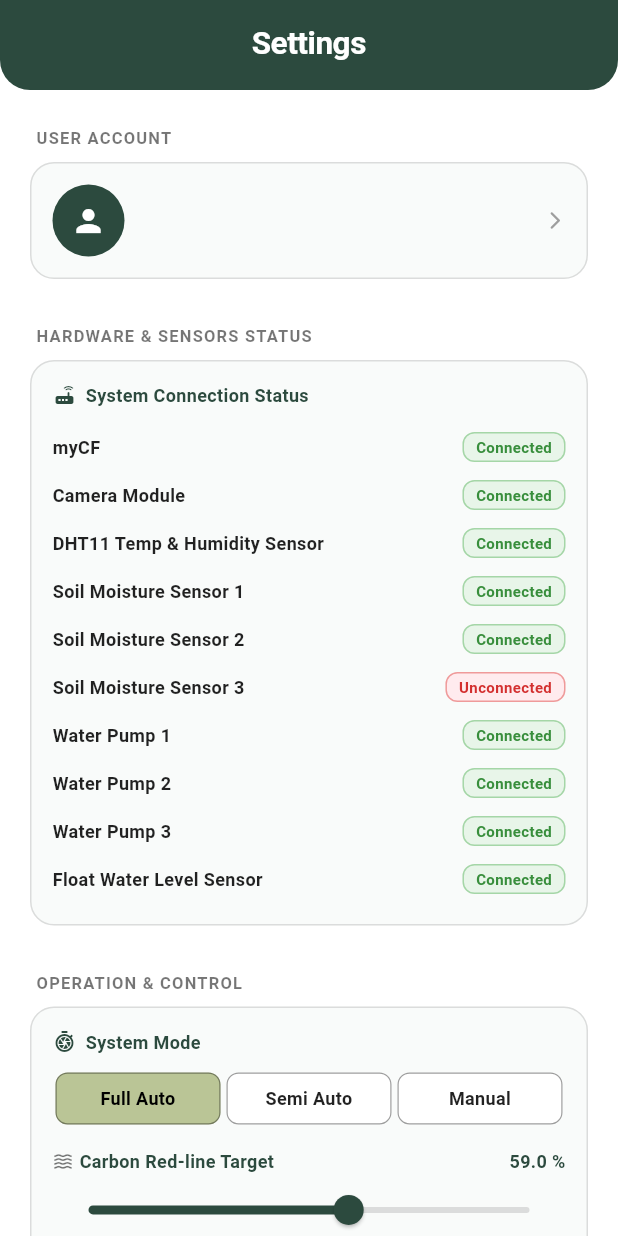
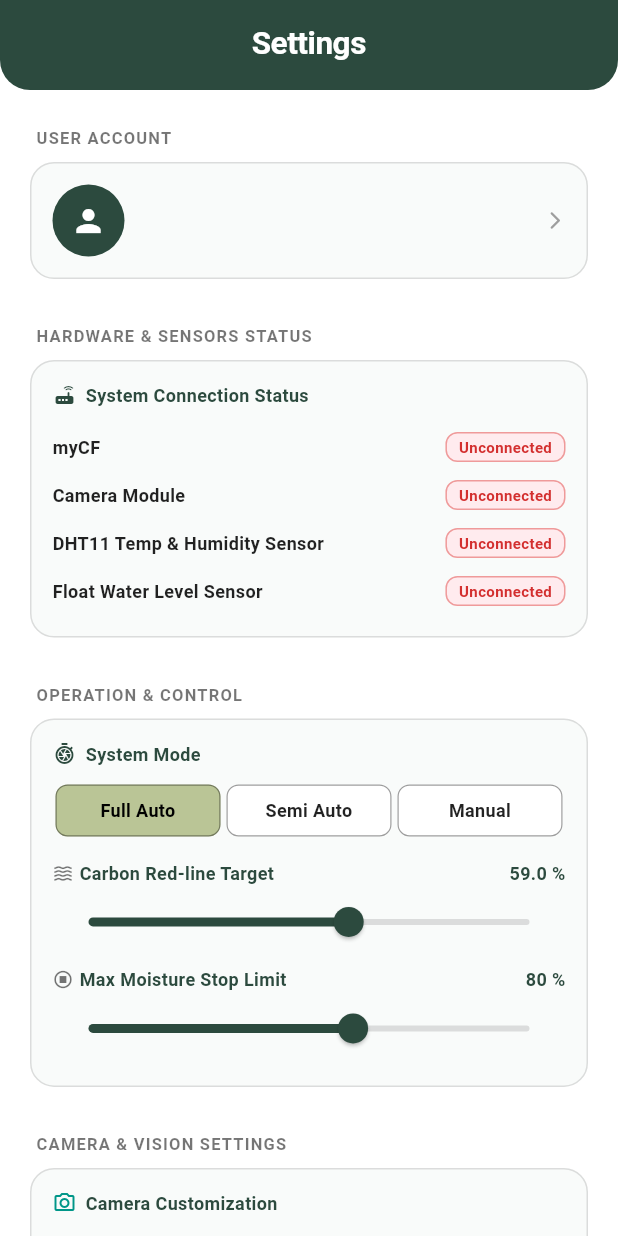
Before and after one commit to XY-00/mycf2, a Flutter app: the SettingScreen screen opened directly, on a phone screen of 412 x 824 dp. Run offline on Flutter 3.47's test engine with Material 3 defaults, Android fonts, the phone set to English and light mode, and no system bars; our stand-ins replace audioplayers, flutter_local_notifications, image_picker, share_plus, shared_preferences, supabase_flutter; missing offline and left inert: gal; accounts and stored records are empty.

Commit message:
fix: connect to hardware dht11

```diff
--- /dev/null
+++ b/lib/screens/hardware_status_manager.dart
@@ -0,0 +1,123 @@
+import 'dart:async';
+import 'package:flutter/material.dart';
+import 'package:supabase_flutter/supabase_flutter.dart';
+
+class HardwareStatusManager {
+  // 独立的动态连接状态变量（静态缓存，切页面不闪烁）
+  static bool isPiConnected = false;     // myCF (树莓派总开机状态)
+  static bool isDhtConnected = false;    // DHT11 传感器状态
+  static bool isFloatConnected = false;  // 浮子水位传感器状态
+
+  // 用于检测的缓存变量
+  static int _lastCheckedId = -1;
+  static int _unchangedCount = 0;
+  static Timer? _statusCheckTimer;
+
+  // 初始化定时轮询
+  static void startMonitoring(VoidCallback onUpdate) {
+    // 首次进入立即检测一次
+    checkHardwareConnection(onUpdate);
+
+    // 每 5 秒轮询一次数据库
+    _statusCheckTimer?.cancel();
+    _statusCheckTimer = Timer.periodic(const Duration(seconds: 5), (_) {
+      checkHardwareConnection(onUpdate);
+    });
+  }
+
+  // 停止轮询
+  static void stopMonitoring() {
+    _statusCheckTimer?.cancel();
+    _statusCheckTimer = null;
+  }
+
+  // 核心检测逻辑
+  static Future<void> checkHardwareConnection(VoidCallback onUpdate) async {
+    try {
+      final supabase = Supabase.instance.client;
+
+      final response = await supabase
+          .from('dht11_logs')
+          .select('id, recorded_at')
+          .order('id', ascending: false)
+          .limit(1);
+
+      if (response != null && (response as List).isNotEmpty) {
+        final lastRecordTimeStr = response.first['recorded_at']?.toString();
+        int latestId = int.tryParse(response.first['id'].toString()) ?? -1;
+
+        bool piOnline = false;
+        if (lastRecordTimeStr != null) {
+          DateTime lastTime = DateTime.parse(lastRecordTimeStr).toLocal();
+          Duration difference = DateTime.now().difference(lastTime);
+
+          // 超过 15 秒没有新数据，判定树莓派关机 (Unconnected)
+          piOnline = difference.inSeconds < 15;
+        }
+
+        // 检查 DHT11 脚本是否在持续运行（ID 是否增长）
+        if (latestId == _lastCheckedId) {
+          _unchangedCount++;
+        } else {
+          _lastCheckedId = latestId;
+          _unchangedCount = 0;
+        }
+        bool dhtOnline = _unchangedCount < 1 && piOnline;
+
+        // 树莓派关机时，水位传感器同步断开
+        bool floatOnline = piOnline;
+
+        isPiConnected = piOnline;
+        isDhtConnected = dhtOnline;
+        isFloatConnected = floatOnline;
+
+        onUpdate();
+        return;
+      }
+
+      // 查不到记录时全部置为离线
+      isPiConnected = false;
+      isDhtConnected = false;
+      isFloatConnected = false;
+      onUpdate();
+
+    } catch (e) {
+      debugPrint('Hardware connection check error: $e');
+      isPiConnected = false;
+      isDhtConnected = false;
+      isFloatConnected = false;
+      onUpdate();
+    }
+  }
+
+  // 渲染状态行组件
+  static Widget buildStatusRow(String title, bool isConnected) {
+    return Padding(
+      padding: const EdgeInsets.symmetric(vertical: 6.0),
+      child: Row(
+        mainAxisAlignment: MainAxisAlignment.spaceBetween,
+        children: [
+          Expanded(
+            child: Text(
+              title,
+              style: const TextStyle(fontSize: 12, fontWeight: FontWeight.w600, color: Colors.black87),
+              overflow: TextOverflow.ellipsis,
+            ),
+          ),
+          Container(
+            padding: const EdgeInsets.symmetric(horizontal: 8, vertical: 2),
+            decoration: BoxDecoration(
+              color: isConnected ? Colors.green.shade50 : Colors.red.shade50,
+              borderRadius: BorderRadius.circular(8),
+              border: Border.all(color: isConnected ? Colors.green.shade200 : Colors.red.shade200),
+            ),
+            child: Text(
+              isConnected ? 'Connected' : 'Unconnected',
+              style: TextStyle(fontSize: 10, fontWeight: FontWeight.bold, color: isConnected ? Colors.green.shade700 : Colors.red.shade700),
+            ),
+          ),
+        ],
+      ),
+    );
+  }
+}
--- a/lib/screens/setting_screen.dart
+++ b/lib/screens/setting_screen.dart
@@ -8,6 +8,7 @@ import 'package:supabase_flutter/supabase_flutter.dart';
 import 'package:flutter_local_notifications/flutter_local_notifications.dart';
 import 'package:audioplayers/audioplayers.dart';
 import 'login_screen.dart';
+import 'hardware_status_manager.dart'; // 导入刚才新建的硬件状态管理文件
 
 class UserProfileCache {
   static String avatarPath = '';
@@ -51,7 +52,7 @@ class UserProfileCache {
 }
 
 class SettingScreen extends StatefulWidget {
-  const SettingScreen({Key? key}) : super(key: key);
+  const SettingScreen({super.key});
 
   @override
   State<SettingScreen> createState() => _SettingScreenState();
@@ -82,11 +83,17 @@ class _SettingScreenState extends State<SettingScreen> {
     super.initState();
     _initData();
     _initNotifications();
+
+    // 启动硬件状态监听，当后台状态刷新时触发 setState 渲染 UI
+    HardwareStatusManager.startMonitoring(() {
+      if (mounted) setState(() {});
+    });
   }
 
   @override
   void dispose() {
     _pumpTimer?.cancel();
+    HardwareStatusManager.stopMonitoring();
     _audioPlayer.dispose();
     super.dispose();
   }
@@ -161,7 +168,7 @@ class _SettingScreenState extends State<SettingScreen> {
 
     _showSystemNotification(
       'CRITICAL WARNING: TANK EMPTY',
-      '🚨 Float sensor detected water tank is empty! Water pumps have been automatically locked to prevent dry burning.',
+      'Float sensor detected water tank is empty! Water pumps have been automatically locked to prevent dry burning.',
       playSound: true,
     );
   }
@@ -173,14 +180,14 @@ class _SettingScreenState extends State<SettingScreen> {
         _isPumpActive = false;
         _remainingSeconds = 0;
       });
-      _showSystemNotification('Water Pump Stopped', '💧 Manual water pump has been stopped successfully.', playSound: false);
+      _showSystemNotification('Water Pump Stopped', 'Manual water pump has been stopped successfully.', playSound: false);
     } else {
       setState(() {
         _isPumpActive = true;
         _remainingSeconds = 10;
       });
 
-      _showSystemNotification('Water Pump Activated', '🚿 Manual water pump activated for 10 seconds.', playSound: false);
+      _showSystemNotification('Water Pump Activated', 'Manual water pump activated for 10 seconds.', playSound: false);
 
       _pumpTimer = Timer.periodic(const Duration(seconds: 1), (timer) {
         if (_remainingSeconds > 1) {
@@ -193,7 +200,7 @@ class _SettingScreenState extends State<SettingScreen> {
             _isPumpActive = false;
             _remainingSeconds = 0;
           });
-          _showSystemNotification('Water Pump Stopped', '💧 Water pump automatically stopped (Timer finished).', playSound: false);
+          _showSystemNotification('Water Pump Stopped', 'Water pump automatically stopped (Timer finished).', playSound: false);
         }
       });
     }
@@ -376,7 +383,7 @@ class _SettingScreenState extends State<SettingScreen> {
   }
 
   void _triggerSemiAutoNotification() {
-    _showSystemNotification('Semi Auto Alert', '🌱 Soil moisture dropped below red-line threshold!', playSound: true);
+    _showSystemNotification('Semi Auto Alert', 'Soil moisture dropped below red-line threshold!', playSound: true);
 
     showDialog(
       context: context,
@@ -399,7 +406,7 @@ class _SettingScreenState extends State<SettingScreen> {
               ),
               const SizedBox(height: 14),
               const Text(
-                '🌱 Soil moisture has dropped below the red-line threshold in Semi Auto mode.\n\nWould you like to trigger irrigation now, or ignore and water manually later?',
+                'Soil moisture has dropped below the red-line threshold in Semi Auto mode.\n\nWould you like to trigger irrigation now, or ignore and water manually later?',
                 textAlign: TextAlign.center,
                 style: TextStyle(fontSize: 13, height: 1.4, color: Colors.black87),
               ),
@@ -536,16 +543,10 @@ class _SettingScreenState extends State<SettingScreen> {
                     ],
                   ),
                   const SizedBox(height: 10),
-                  _buildStatusRow('myCF', true),
-                  _buildStatusRow('Camera Module', true),
-                  _buildStatusRow('DHT11 Temp & Humidity Sensor', true),
-                  _buildStatusRow('Soil Moisture Sensor 1', true),
-                  _buildStatusRow('Soil Moisture Sensor 2', true),
-                  _buildStatusRow('Soil Moisture Sensor 3', false),
-                  _buildStatusRow('Water Pump 1', true),
-                  _buildStatusRow('Water Pump 2', true),
-                  _buildStatusRow('Water Pump 3', true),
-                  _buildStatusRow('Float Water Level Sensor', true),
+                  HardwareStatusManager.buildStatusRow('myCF', HardwareStatusManager.isPiConnected),
+                  HardwareStatusManager.buildStatusRow('Camera Module', false),
+                  HardwareStatusManager.buildStatusRow('DHT11 Temp & Humidity Sensor', HardwareStatusManager.isDhtConnected),
+                  HardwareStatusManager.buildStatusRow('Float Water Level Sensor', HardwareStatusManager.isFloatConnected),
                 ]),
 
                 _buildSectionTitle('OPERATION & CONTROL'),
@@ -760,30 +761,6 @@ class _SettingScreenState extends State<SettingScreen> {
     );
   }
 
-  Widget _buildStatusRow(String title, bool isConnected) {
-    return Padding(
-      padding: const EdgeInsets.symmetric(vertical: 6.0),
-      child: Row(
-        mainAxisAlignment: MainAxisAlignment.spaceBetween,
-        children: [
-          Expanded(child: Text(title, style: const TextStyle(fontSize: 12, fontWeight: FontWeight.w600, color: Colors.black87), overflow: TextOverflow.ellipsis)),
-          Container(
-            padding: const EdgeInsets.symmetric(horizontal: 8, vertical: 2),
-            decoration: BoxDecoration(
-              color: isConnected ? Colors.green.shade50 : Colors.red.shade50,
-              borderRadius: BorderRadius.circular(8),
-              border: Border.all(color: isConnected ? Colors.green.shade200 : Colors.red.shade200),
-            ),
-            child: Text(
-              isConnected ? 'Connected' : 'Unconnected',
-              style: TextStyle(fontSize: 10, fontWeight: FontWeight.bold, color: isConnected ? Colors.green.shade700 : Colors.red.shade700),
-            ),
-          ),
-        ],
-      ),
-    );
-  }
-
   Widget _buildModeBtn(String label, bool isActive, VoidCallback onTap) {
     return Expanded(
       child: GestureDetector(
```
Also changed, not shown: lib/screens/dashboard_screen.dart (+45 -15 lines).
